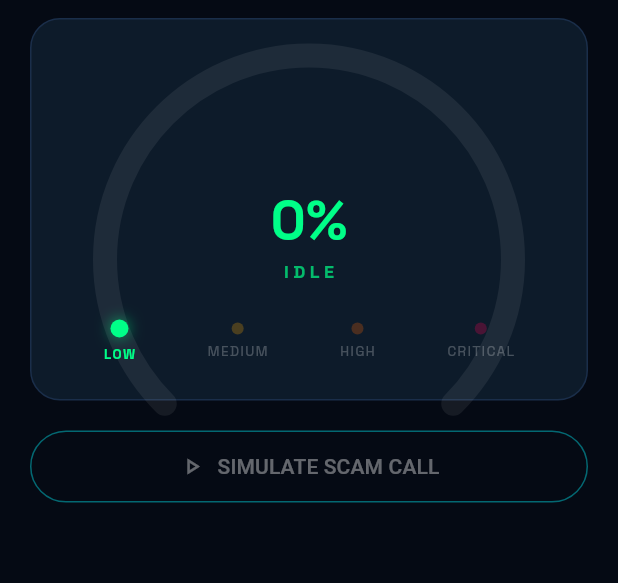
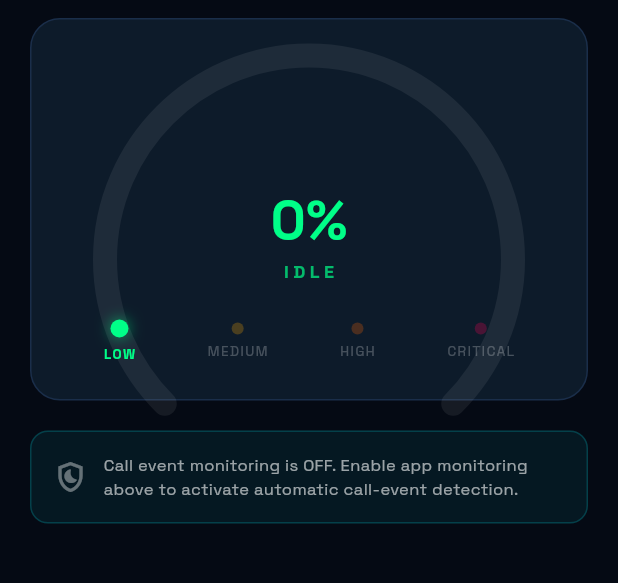
Before and after one commit to utsavdhakre-Xplorer/EchoShield, a Flutter app: the DashboardScreen screen opened by its route, on a phone screen of 412 x 824 dp, the part 516-1099 px from its top. Run offline on Flutter 3.47's test engine with Material 3 defaults, Android fonts, the phone set to English and light mode, and no system bars; our stand-ins replace flutter_local_notifications, flutter_secure_storage, google_fonts, permission_handler, shared_preferences, vibration; missing offline and left inert: phone_state, record; accounts and stored records are empty.

Commit message:
Enable consented automatic call monitoring and remove simulation-only dashboard action

```diff
--- a/flutter-app/lib/screens/dashboard_screen.dart
+++ b/flutter-app/lib/screens/dashboard_screen.dart
@@ -1,5 +1,6 @@
 import 'package:flutter/material.dart';
 import 'package:provider/provider.dart';
+import 'package:shared_preferences/shared_preferences.dart';
 import '../services/auth_service.dart';
 import '../services/call_monitor_service.dart';
 import '../services/api_service.dart';
@@ -33,6 +34,14 @@ class _DashboardScreenState extends State<DashboardScreen> {
     final monitor = context.read<CallMonitorService>();
     monitor.setToken(auth.token);
     await _loadData();
+    if (!mounted || auth.token == null) return;
+    final prefs = await SharedPreferences.getInstance();
+    final consentSaved = prefs.getBool('echoshield_audio_monitor_consent') ?? false;
+    if (consentSaved) {
+      await monitor.startMonitoring();
+    } else {
+      await _enableMonitoringWithDisclosure(monitor);
+    }
   }
 
   Future<void> _enableMonitoringWithDisclosure(CallMonitorService monitor) async {
@@ -67,6 +76,8 @@ class _DashboardScreenState extends State<DashboardScreen> {
       ),
     );
     if (accepted == true && mounted) {
+      final prefs = await SharedPreferences.getInstance();
+      await prefs.setBool('echoshield_audio_monitor_consent', true);
       await monitor.startMonitoring();
     }
   }
@@ -393,20 +404,29 @@ class _DashboardScreenState extends State<DashboardScreen> {
           const SizedBox(height: 20),
         ],
 
-        // Simulate button
-        SizedBox(
+        // Real call events are handled automatically while app monitoring is enabled.
+        Container(
           width: double.infinity,
-          child: OutlinedButton.icon(
-            onPressed: monitor.isMonitoring
-                ? () => monitor.simulateScamCall()
-                : null,
-            icon: const Icon(Icons.play_arrow_outlined),
-            label: const Text('SIMULATE SCAM CALL'),
-            style: OutlinedButton.styleFrom(
-              foregroundColor: cyan,
-              side: BorderSide(color: cyan.withValues(alpha: 0.4)),
-              padding: const EdgeInsets.symmetric(vertical: 14),
-            ),
+          padding: const EdgeInsets.all(14),
+          decoration: BoxDecoration(
+            color: const Color(0xFF00F5FF).withValues(alpha: 0.06),
+            borderRadius: BorderRadius.circular(12),
+            border: Border.all(color: const Color(0xFF00F5FF).withValues(alpha: 0.18)),
+          ),
+          child: Row(
+            children: [
+              Icon(monitor.isMonitoring ? Icons.shield_outlined : Icons.shield_moon_outlined,
+                  color: monitor.isMonitoring ? cyan : Colors.white38),
+              const SizedBox(width: 10),
+              Expanded(
+                child: Text(
+                  monitor.isMonitoring
+                      ? 'AUTOMATIC CALL EVENT MONITORING ENABLED — incoming/active call events are detected by the app. Audio-based scam analysis depends on audio access available to Android.'
+                      : 'Call event monitoring is OFF. Enable app monitoring above to activate automatic call-event detection.',
+                  style: const TextStyle(color: Colors.white60, fontSize: 11, height: 1.45),
+                ),
+              ),
+            ],
           ),
         ),
         const SizedBox(height: 20),
```
